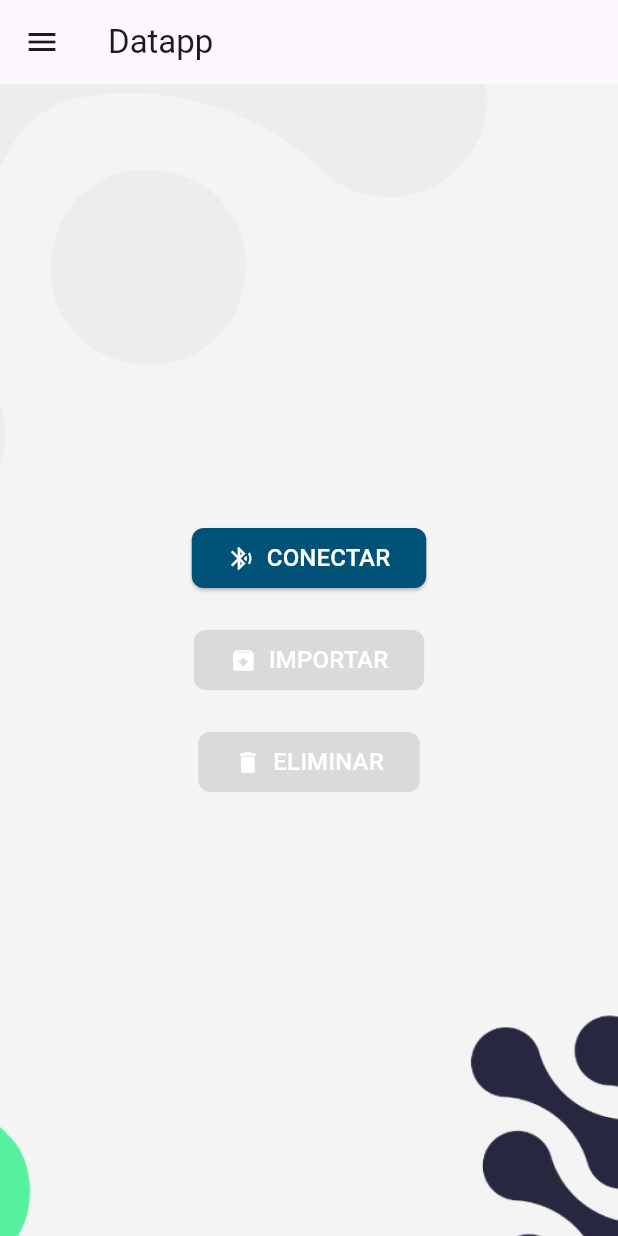
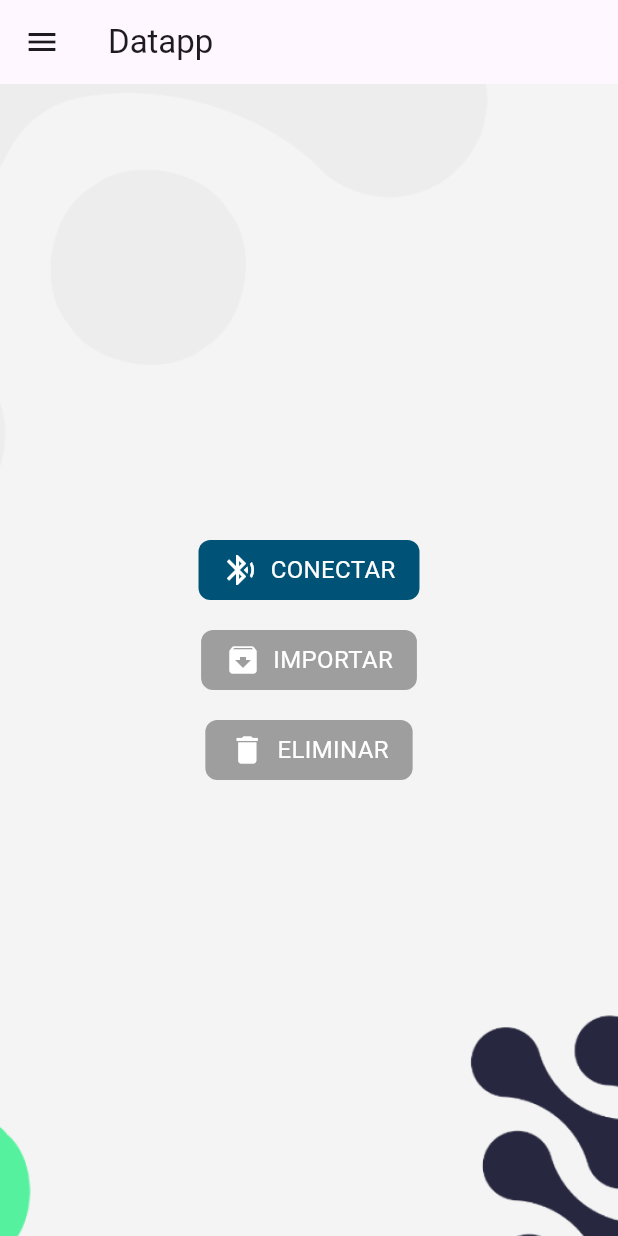
Before and after one commit to SimGod46/SensorLapp, a Flutter app: the screen it shows after launch, on a phone screen of 412 x 824 dp. Run offline on Flutter 3.47's test engine with Material 3 defaults, Android fonts, the light colour scheme and no system bars; our stand-ins replace csv, flutter_bluetooth_serial.

Commit message:
Not working scan

```diff
--- a/lib/BluetoothViewmodel.dart
+++ b/lib/BluetoothViewmodel.dart
@@ -8,6 +8,15 @@ import 'package:path_provider/path_provider.dart';
 import 'package:flutter_bluetooth_serial/flutter_bluetooth_serial.dart';
 
 class BluetoothManager extends ChangeNotifier{
+  static BluetoothManager? _instance;
+
+  BluetoothManager._(){
+    startListeningToBluetoothState();
+    testCallbacks();
+  }
+
+  factory BluetoothManager() => _instance ??= BluetoothManager._();
+
   BluetoothState _bluetoothState = BluetoothState.UNKNOWN;
   StreamSubscription<BluetoothDiscoveryResult>? _streamSubscription;
 
@@ -44,6 +53,7 @@ class BluetoothManager extends ChangeNotifier{
 
   void bluetoothDeviceFound(BluetoothDiscoveryResult device){
     if(device.device.name != null){
+        print("Founded: ${device.device.name}");
         final existingIndex = _discoveryResults.indexWhere((element) => element.device.address == device.device.address);
         if (existingIndex >= 0){
           _discoveryResults[existingIndex] = device;
@@ -57,8 +67,18 @@ class BluetoothManager extends ChangeNotifier{
 
   Future<void> startBluetoothScan() async {
     if (_bluetoothState.isEnabled) {
+      /*
+      await FlutterBluetoothSerial.instance.isDiscovering.then((onValue){
+        if(onValue ?? false){
+          FlutterBluetoothSerial.instance.cancelDiscovery();
+        }
+      }
+      );
+       */
+
       _streamSubscription = FlutterBluetoothSerial.instance.startDiscovery().listen((r) {
         isDiscovering = true;
+        print(">Device scanded at: ${r.device.address}");
         if (r.device.name != null) {
           bluetoothDeviceFound(r);
         }
@@ -67,6 +87,7 @@ class BluetoothManager extends ChangeNotifier{
       _streamSubscription!.onDone(() {
         isDiscovering = false;
       });
+
     } else{
       future() async {
         await FlutterBluetoothSerial.instance.requestEnable();
@@ -99,6 +120,7 @@ class BluetoothManager extends ChangeNotifier{
   }
 
   Future<void> sendMessage(String message) async {
+    print("Trying to send: $message");
     if (_connection != null && _connection!.isConnected) {
       try {
         _connection!.output.add(Uint8List.fromList(utf8.encode(message + "\r\n")));
@@ -153,6 +175,7 @@ class BluetoothManager extends ChangeNotifier{
           if(lastMessageSended == "2"){
             saveListToCSV(messages);
           }
+          print(messages.join("; "));
           messages.clear();
           isEndOfTransmission = false;
         }
--- a/lib/HomePage.dart
+++ b/lib/HomePage.dart
@@ -1,4 +1,5 @@
 import 'package:flutter/material.dart';
+import 'package:flutter/scheduler.dart';
 import 'package:provider/provider.dart';
 
 import 'main.dart';
@@ -12,22 +13,15 @@ class HomePage extends StatefulWidget {
 }
 
 class _HomePageState extends State<HomePage> {
-  late BluetoothManager _bluetoothManager ;// = Provider.of<BluetoothManager>(context);
+  late BluetoothManager _bluetoothManager;// = Provider.of<BluetoothManager>(context);
   bool connectButtonPress = false;
-
+  bool isDialogOpen = false;
   final TextEditingController textEditingController = new TextEditingController();
   final ScrollController listScrollController = new ScrollController();
 
   @override
   void initState() {
     super.initState();
-    WidgetsBinding.instance.addPostFrameCallback((_) {
-      _bluetoothManager = Provider.of<BluetoothManager>(context, listen: true);
-      _bluetoothManager.startListeningToBluetoothState();
-      _bluetoothManager.testCallbacks();
-    });
-    // Get current state
-    //
   }
 
   @override
@@ -45,6 +39,31 @@ class _HomePageState extends State<HomePage> {
   @override
   Widget build(BuildContext context) {
     _bluetoothManager = Provider.of<BluetoothManager>(context, listen: true);
+    if (_bluetoothManager.discoveryResults.isNotEmpty && connectButtonPress && !isDialogOpen){
+      isDialogOpen = true;
+      SchedulerBinding.instance.addPostFrameCallback((_) {
+        showDialog(
+            context: context,
+            builder: (BuildContext context) {
+              return DevicesPopUp(
+                devicesList: _bluetoothManager.discoveryResults,
+                onDismiss: () {
+                  //discoveryResults = List.empty(growable: true);
+                  isDialogOpen = false;
+                  connectButtonPress = false;
+                  Navigator.pop(context);
+                  },
+                onConfirmation: (device) {
+                  _bluetoothManager.connectToDevice(device);
+                  isDialogOpen = false;
+                  connectButtonPress = false;
+                  Navigator.pop(context);
+                },
+              );
+            }
+        );
+      });
+    }
     return Scaffold(
       appBar: AppBar(
         title: Text('Datapp'),
@@ -137,20 +156,10 @@ class _HomePageState extends State<HomePage> {
                 ],
               )
           ),
+
           if (_bluetoothManager.isDiscovering&& connectButtonPress)
             Center(
               child: CircularProgressIndicator(),
-            ),
-          if (_bluetoothManager.discoveryResults.isNotEmpty && connectButtonPress) // TODO: Verificar que se haya presionado el botón
-            DevicesPopUp(
-              devicesList: _bluetoothManager.discoveryResults,
-              onDismiss: () {
-                //discoveryResults = List.empty(growable: true);
-                connectButtonPress = false;},
-              onConfirmation: (device) {
-                _bluetoothManager.connectToDevice(device);
-                connectButtonPress = false;
-              },
             ),
         ],
       ),
--- a/lib/Utils.dart
+++ b/lib/Utils.dart
@@ -16,13 +16,18 @@ class ButtonCustom extends StatelessWidget {
 
   @override
   Widget build(BuildContext context) {
-    return ElevatedButton(
-      onPressed: enabled ? onPressed : null,
-      style: ElevatedButton.styleFrom(
-        backgroundColor: color,
-        shape: RoundedRectangleBorder(
+    return Material(
+      color: enabled ? color : Colors.grey,
       borderRadius: BorderRadius.circular(8.0),
-        ),
+      child: InkWell(
+        onTap: enabled ? onPressed : null,
+        borderRadius: BorderRadius.circular(8.0),
+        splashColor: Colors.white.withAlpha(100),
+        highlightColor: Colors.white.withAlpha(150),
+        child: Container(
+          padding: EdgeInsets.symmetric(horizontal: 16, vertical: 8),
+          decoration: BoxDecoration(
+            borderRadius: BorderRadius.circular(8.0),
           ),
           child: Row(
             mainAxisSize: MainAxisSize.min,
@@ -32,6 +37,9 @@ class ButtonCustom extends StatelessWidget {
               Text(text, style: TextStyle(color: Colors.white, fontSize: 16)),
             ],
           ),
+        ),
+      ),
     );
   }
+
 }
```
Also changed, not shown: lib/TerminalPage.dart (+10 -1 lines). Lines whose indentation alone changed are shown as unchanged.
